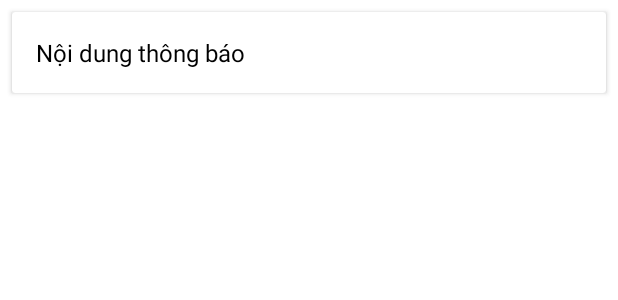
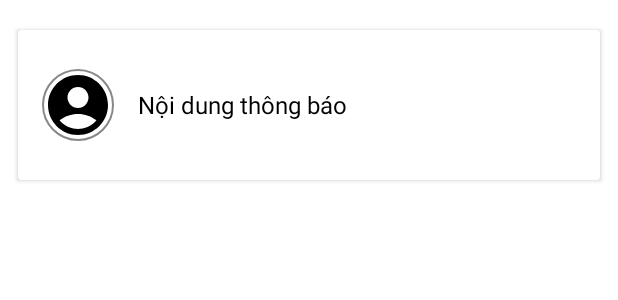
Before and after one commit to lyng315/MobileDev.PhuongLink_Hanoi, an Android app: the layout item_notification.xml on its own in the app's theme, with its tools: preview values and no code run, on a phone screen of 412 x 824 dp. Shown: the top 300 px of the screen. Run offline under Robolectric (Android 15) with nearby library versions, the light colour scheme and no system bars.

Commit message:
fix notification

```diff
--- a/PhuongLink_HaNoi/app/src/main/java/com/example/phuonglink_hanoi/ChangePasswordActivity.java
+++ b/PhuongLink_HaNoi/app/src/main/java/com/example/phuonglink_hanoi/ChangePasswordActivity.java
@@ -103,7 +103,9 @@ public class ChangePasswordActivity extends AppCompatActivity {
                                     public void onComplete(@NonNull Task<Void> updateTask) {
                                         if (updateTask.isSuccessful()) {
                                             // 🟢 Ghi thông báo đổi mật khẩu thành công vào SharedPreferences
-                                            SharedPreferences notiPrefs = getSharedPreferences("notifications", MODE_PRIVATE);
+                                            String userId = Utils.getCurrentUserId(ChangePasswordActivity.this);
+                                            SharedPreferences notiPrefs = getSharedPreferences("notifications_" + userId, MODE_PRIVATE);
+
                                             String existingLogs = notiPrefs.getString("notification_list", "");
 
                                             // Thêm thông báo mới ở đầu danh sách
--- a/PhuongLink_HaNoi/app/src/main/java/com/example/phuonglink_hanoi/ui/notifications/NotificationsFragment.java
+++ b/PhuongLink_HaNoi/app/src/main/java/com/example/phuonglink_hanoi/ui/notifications/NotificationsFragment.java
@@ -60,7 +60,9 @@ public class NotificationsFragment extends Fragment {
         }
 
         // Load lại dữ liệu
-        SharedPreferences prefs = requireContext().getSharedPreferences("notifications", Context.MODE_PRIVATE);
+        String userId = com.example.phuonglink_hanoi.Utils.getCurrentUserId(requireContext());
+        SharedPreferences prefs = requireContext().getSharedPreferences("notifications_" + userId, Context.MODE_PRIVATE);
+
         String stored = prefs.getString("notification_list", "");
         Log.d("NOTI_READ", stored);
 
--- a/PhuongLink_HaNoi/app/src/main/res/layout/item_notification.xml
+++ b/PhuongLink_HaNoi/app/src/main/res/layout/item_notification.xml
@@ -1,17 +1,48 @@
-<?xml version="1.0" encoding="utf-8"?>
 <androidx.cardview.widget.CardView xmlns:android="http://schemas.android.com/apk/res/android"
     android:layout_width="match_parent"
     android:layout_height="wrap_content"
-    android:layout_margin="8dp"
+    android:layout_marginStart="12dp"
+    android:layout_marginEnd="12dp"
+    android:layout_marginTop="20dp"
+    android:layout_marginBottom="10dp"
     android:elevation="2dp"
-    android:radius="8dp">
+    android:radius="8dp"
+    android:minHeight="100dp"
+    android:padding="0dp">  <!-- bỏ padding, chúng ta sẽ xử lý bên trong -->
 
-    <TextView
-        android:id="@+id/tvNotification"
+    <!-- ✅ Dùng FrameLayout để căn giữa nội dung theo chiều dọc -->
+    <FrameLayout
         android:layout_width="match_parent"
         android:layout_height="wrap_content"
         android:padding="16dp"
-        android:text="Nội dung thông báo"
-        android:textColor="#000000"
-        android:textSize="16sp" />
+        android:layout_gravity="center"
+        android:background="@android:color/white">
+
+        <LinearLayout
+            android:layout_width="match_parent"
+            android:layout_height="wrap_content"
+            android:orientation="horizontal"
+            android:gravity="center_vertical">
+
+            <ImageView
+                android:id="@+id/imgAvatar"
+                android:layout_width="48dp"
+                android:layout_height="48dp"
+                android:layout_marginEnd="16dp"
+                android:background="@drawable/bg_circle"
+                android:scaleType="centerCrop"
+                android:src="@drawable/ic_profile" />
+
+            <TextView
+                android:id="@+id/tvNotification"
+                android:layout_width="0dp"
+                android:layout_height="wrap_content"
+                android:layout_weight="1"
+                android:text="Nội dung thông báo"
+                android:textColor="#000000"
+                android:textSize="16sp"
+                android:lineSpacingExtra="4dp"/>
+
+        </LinearLayout>
+    </FrameLayout>
 </androidx.cardview.widget.CardView>
```
Also changed, not shown: PhuongLink_HaNoi/app/src/main/java/com/example/phuonglink_hanoi/LoginActivity.java (+10 -0 lines), PhuongLink_HaNoi/app/src/main/java/com/example/phuonglink_hanoi/Utils.java (added, +15 -0 lines), PhuongLink_HaNoi/app/src/main/java/com/example/phuonglink_hanoi/ui/notifications/NotificationAdapter.java (+7 -1 lines).
